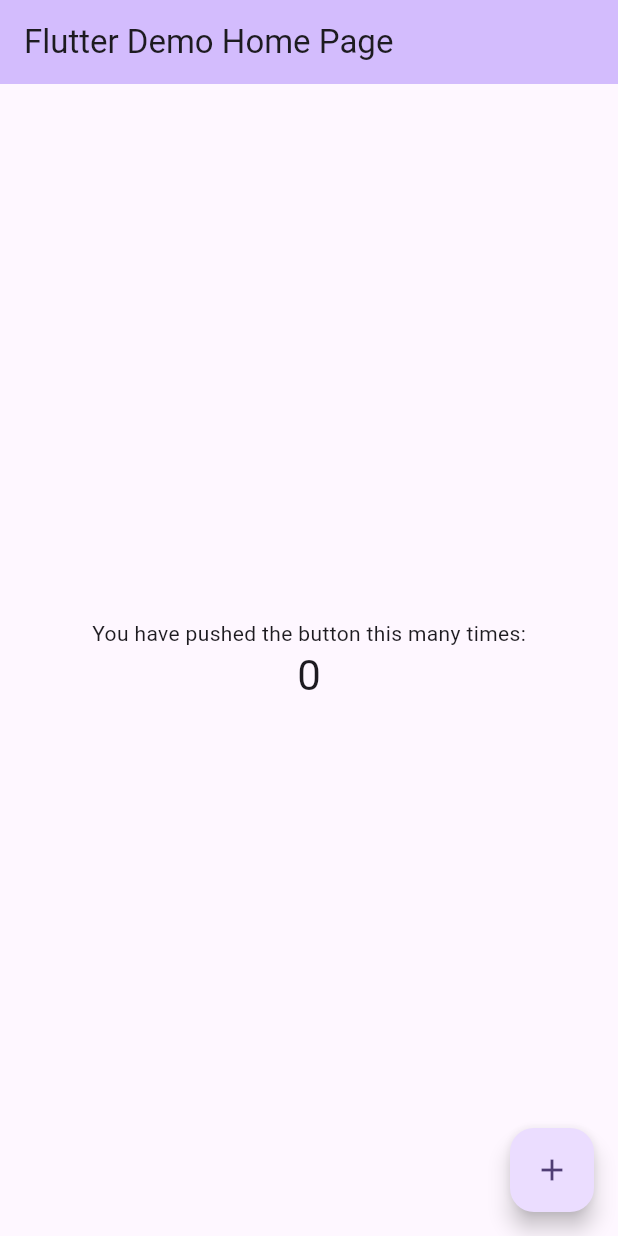
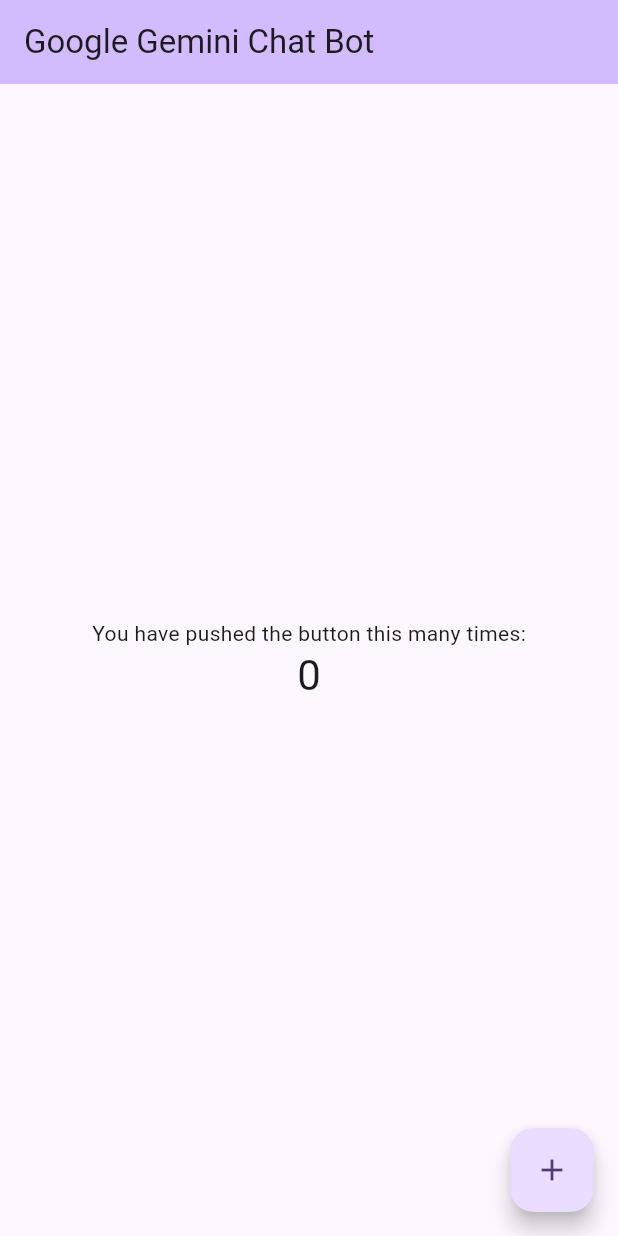
Before and after one commit to Devsaci/gemini_rd_app, a Flutter app: the screen it shows after launch, on a phone screen of 412 x 824 dp. Run offline on Flutter 3.47's test engine with Material 3 defaults, Android fonts, the phone set to English and light mode, and no system bars.

Commit message:
github.com/Dexterfury/flutter_gemini

```diff
--- a/lib/main.dart
+++ b/lib/main.dart
@@ -11,43 +11,18 @@ class MyApp extends StatelessWidget {
   @override
   Widget build(BuildContext context) {
     return MaterialApp(
-      title: 'Flutter Demo',
+      title: 'Flutter Gemini',
       theme: ThemeData(
-        // This is the theme of your application.
-        //
-        // TRY THIS: Try running your application with "flutter run". You'll see
-        // the application has a purple toolbar. Then, without quitting the app,
-        // try changing the seedColor in the colorScheme below to Colors.green
-        // and then invoke "hot reload" (save your changes or press the "hot
-        // reload" button in a Flutter-supported IDE, or press "r" if you used
-        // the command line to start the app).
-        //
-        // Notice that the counter didn't reset back to zero; the application
-        // state is not lost during the reload. To reset the state, use hot
-        // restart instead.
-        //
-        // This works for code too, not just values: Most code changes can be
-        // tested with just a hot reload.
         colorScheme: ColorScheme.fromSeed(seedColor: Colors.deepPurple),
         useMaterial3: true,
       ),
-      home: const MyHomePage(title: 'Flutter Demo Home Page'),
+      home: const MyHomePage(title: 'Google Gemini Chat Bot'),
     );
   }
 }
 
 class MyHomePage extends StatefulWidget {
   const MyHomePage({super.key, required this.title});
-
-  // This widget is the home page of your application. It is stateful, meaning
-  // that it has a State object (defined below) that contains fields that affect
-  // how it looks.
-
-  // This class is the configuration for the state. It holds the values (in this
-  // case the title) provided by the parent (in this case the App widget) and
-  // used by the build method of the State. Fields in a Widget subclass are
-  // always marked "final".
-
   final String title;
 
   @override
@@ -59,50 +34,19 @@ class _MyHomePageState extends State<MyHomePage> {
 
   void _incrementCounter() {
     setState(() {
-      // This call to setState tells the Flutter framework that something has
-      // changed in this State, which causes it to rerun the build method below
-      // so that the display can reflect the updated values. If we changed
-      // _counter without calling setState(), then the build method would not be
-      // called again, and so nothing would appear to happen.
       _counter++;
     });
   }
 
   @override
   Widget build(BuildContext context) {
-    // This method is rerun every time setState is called, for instance as done
-    // by the _incrementCounter method above.
-    //
-    // The Flutter framework has been optimized to make rerunning build methods
-    // fast, so that you can just rebuild anything that needs updating rather
-    // than having to individually change instances of widgets.
     return Scaffold(
       appBar: AppBar(
-        // TRY THIS: Try changing the color here to a specific color (to
-        // Colors.amber, perhaps?) and trigger a hot reload to see the AppBar
-        // change color while the other colors stay the same.
         backgroundColor: Theme.of(context).colorScheme.inversePrimary,
-        // Here we take the value from the MyHomePage object that was created by
-        // the App.build method, and use it to set our appbar title.
         title: Text(widget.title),
       ),
       body: Center(
-        // Center is a layout widget. It takes a single child and positions it
-        // in the middle of the parent.
         child: Column(
-          // Column is also a layout widget. It takes a list of children and
-          // arranges them vertically. By default, it sizes itself to fit its
-          // children horizontally, and tries to be as tall as its parent.
-          //
-          // Column has various properties to control how it sizes itself and
-          // how it positions its children. Here we use mainAxisAlignment to
-          // center the children vertically; the main axis here is the vertical
-          // axis because Columns are vertical (the cross axis would be
-          // horizontal).
-          //
-          // TRY THIS: Invoke "debug painting" (choose the "Toggle Debug Paint"
-          // action in the IDE, or press "p" in the console), to see the
-          // wireframe for each widget.
           mainAxisAlignment: MainAxisAlignment.center,
           children: <Widget>[
             const Text(
@@ -119,7 +63,7 @@ class _MyHomePageState extends State<MyHomePage> {
         onPressed: _incrementCounter,
         tooltip: 'Increment',
         child: const Icon(Icons.add),
-      ), // This trailing comma makes auto-formatting nicer for build methods.
+      ),
     );
   }
 }
```
Also changed, not shown: 1 other file.
